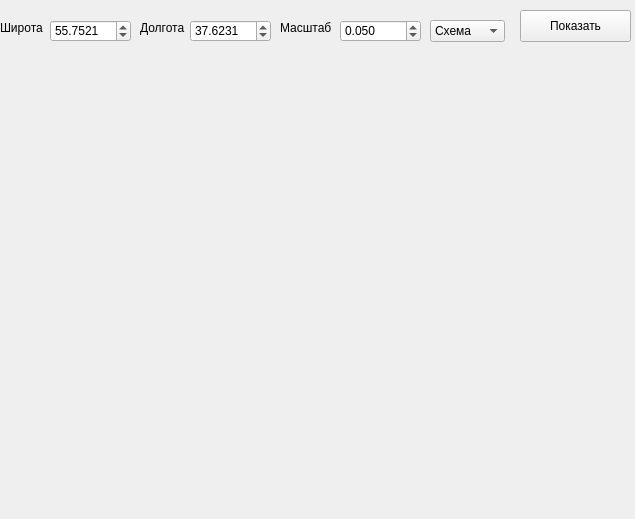
Old version of the form qt.ui in the repository Hotabuchic/apimap.
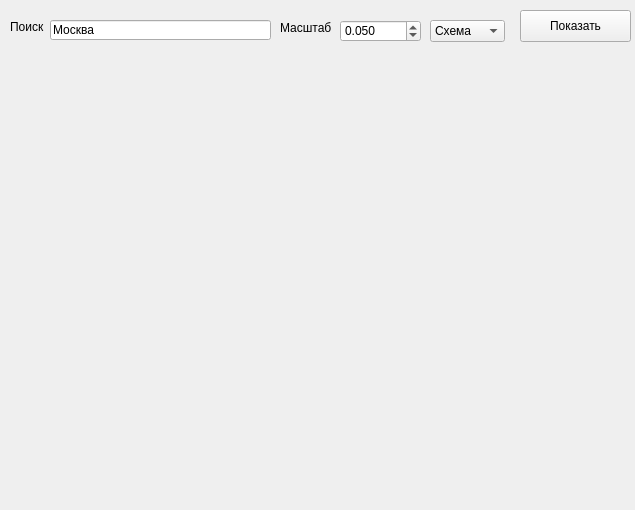
New version of the form.

Commit message: fifth task

Diff of the .ui file:
```diff
--- a/qt.ui
+++ b/qt.ui
@@ -7,7 +7,7 @@
     <x>0</x>
     <y>0</y>
     <width>635</width>
-    <height>519</height>
+    <height>510</height>
    </rect>
   </property>
   <property name="windowTitle">
@@ -26,76 +26,6 @@
     <string/>
    </property>
   </widget>
-  <widget class="QLabel" name="label_2">
-   <property name="geometry">
-    <rect>
-     <x>0</x>
-     <y>20</y>
-     <width>60</width>
-     <height>16</height>
-    </rect>
-   </property>
-   <property name="text">
-    <string>Широта</string>
-   </property>
-  </widget>
-  <widget class="QDoubleSpinBox" name="latitude">
-   <property name="geometry">
-    <rect>
-     <x>50</x>
-     <y>20</y>
-     <width>81</width>
-     <height>22</height>
-    </rect>
-   </property>
-   <property name="decimals">
-    <number>4</number>
-   </property>
-   <property name="minimum">
-    <double>-180.000000000000000</double>
-   </property>
-   <property name="maximum">
-    <double>180.000000000000000</double>
-   </property>
-   <property name="value">
-    <double>55.752099999999999</double>
-   </property>
-  </widget>
-  <widget class="QDoubleSpinBox" name="longitude">
-   <property name="geometry">
-    <rect>
-     <x>190</x>
-     <y>20</y>
-     <width>81</width>
-     <height>22</height>
-    </rect>
-   </property>
-   <property name="decimals">
-    <number>4</number>
-   </property>
-   <property name="minimum">
-    <double>-180.000000000000000</double>
-   </property>
-   <property name="maximum">
-    <double>180.000000000000000</double>
-   </property>
-   <property name="value">
-    <double>37.623100000000001</double>
-   </property>
-  </widget>
-  <widget class="QLabel" name="label_3">
-   <property name="geometry">
-    <rect>
-     <x>140</x>
-     <y>20</y>
-     <width>60</width>
-     <height>16</height>
-    </rect>
-   </property>
-   <property name="text">
-    <string>Долгота</string>
-   </property>
-  </widget>
   <widget class="QPushButton" name="btn">
    <property name="geometry">
     <rect>
@@ -172,6 +102,32 @@
     </property>
    </item>
   </widget>
+  <widget class="QLabel" name="label_2">
+   <property name="geometry">
+    <rect>
+     <x>10</x>
+     <y>20</y>
+     <width>47</width>
+     <height>13</height>
+    </rect>
+   </property>
+   <property name="text">
+    <string>Поиск</string>
+   </property>
+  </widget>
+  <widget class="QLineEdit" name="search">
+   <property name="geometry">
+    <rect>
+     <x>50</x>
+     <y>20</y>
+     <width>221</width>
+     <height>20</height>
+    </rect>
+   </property>
+   <property name="text">
+    <string>Москва</string>
+   </property>
+  </widget>
  </widget>
  <resources/>
  <connections/>
```
The commit also changes 1 other file.
